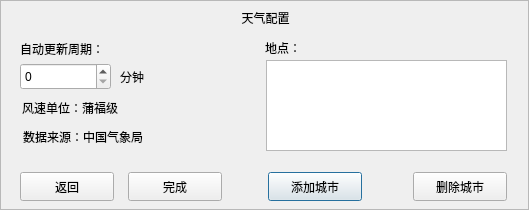
UbuntuKylin/youker-assistant, file src/wizarddialog.ui: the form before one commit.
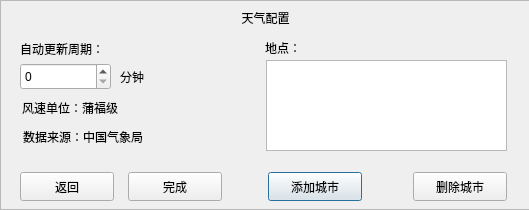
The form after the commit. Icons and pictures are not drawn.

What changed in the file:
```diff
--- a/src/wizarddialog.ui
+++ b/src/wizarddialog.ui
@@ -139,7 +139,7 @@
     <rect>
      <x>0</x>
      <y>0</y>
-     <width>529</width>
+     <width>531</width>
      <height>210</height>
     </rect>
    </property>
```
